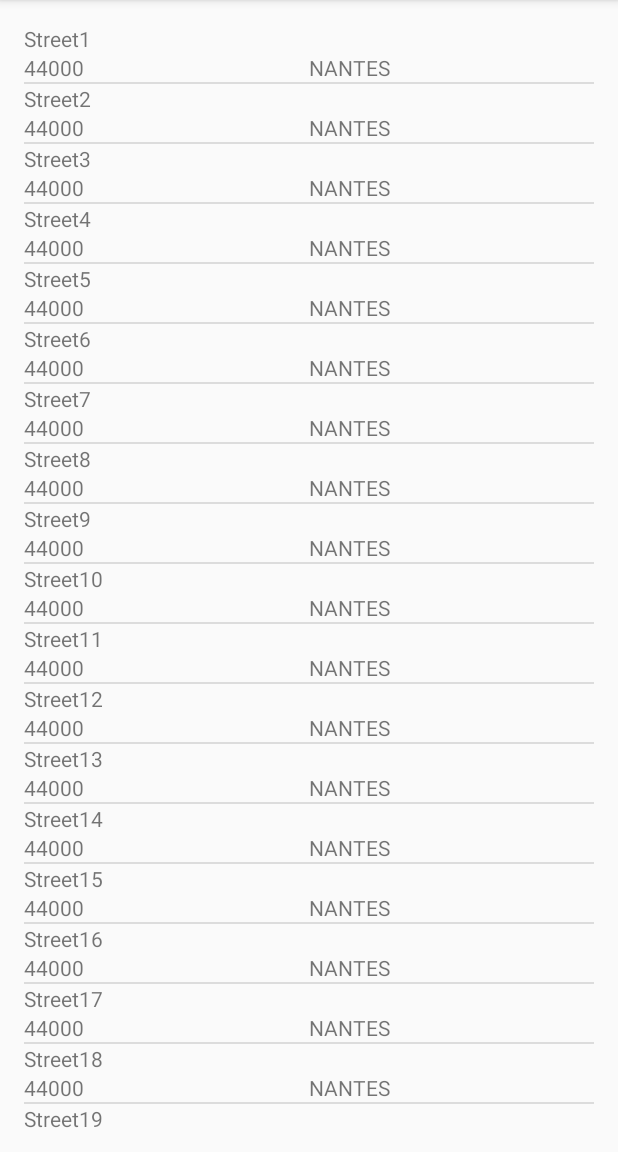
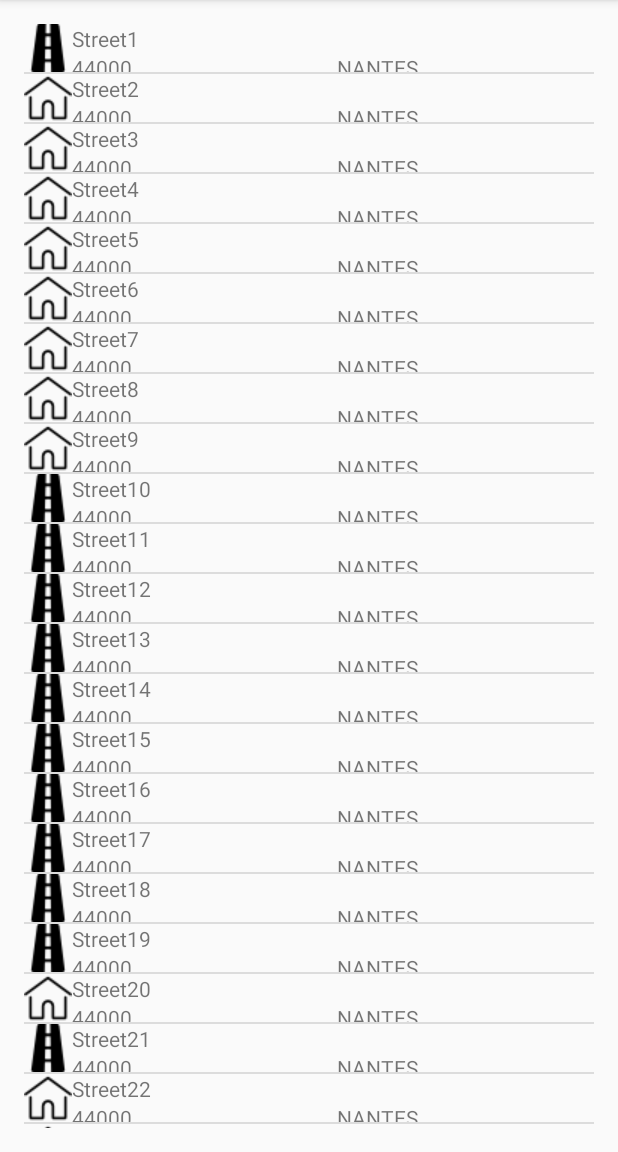
Before and after one commit to lauriencls/PlaceSearcher, an Android app: the screen it shows after launch (MainActivity), on a phone screen of 412 x 824 dp, the part 84-1236 px from its top. Run offline under Robolectric (Android 15) with nearby library versions, the phone set to English and light mode, and no system bars; our stand-ins replace ButterKnife.

Commit message:
Ajout son et changement icône

```diff
--- a/app/build.gradle
+++ b/app/build.gradle
@@ -25,7 +25,8 @@ dependencies {
         exclude group: 'com.android.support', module: 'support-annotations'
     })
     compile 'com.android.support:appcompat-v7:24.2.1'
+    compile 'com.jakewharton:butterknife:8.8.1'
+    compile 'com.android.support:design:24.2.1'
     testCompile 'junit:junit:4.12'
-    compile 'com.jakewharton:butterknife:8.8.1'
     annotationProcessor 'com.jakewharton:butterknife-compiler:8.8.1'
 }
--- a/app/src/main/java/org/miage/placesearcher/MainActivity.java
+++ b/app/src/main/java/org/miage/placesearcher/MainActivity.java
@@ -1,10 +1,16 @@
 package org.miage.placesearcher;
 
+import android.content.Intent;
+import android.content.res.AssetFileDescriptor;
+import android.media.MediaPlayer;
 import android.os.Bundle;
 import android.support.v7.app.AppCompatActivity;
+import android.view.View;
+import android.widget.AdapterView;
 import android.widget.ArrayAdapter;
 import android.widget.ListView;
 
+import java.io.IOException;
 import java.util.ArrayList;
 import java.util.List;
 
@@ -22,14 +28,40 @@ public class MainActivity extends AppCompatActivity {
         setContentView(R.layout.activity_main);
         ButterKnife.bind(this);
 
-
-        List<Place> listItems = new ArrayList<Place>();
+        final List<Place> listItems = new ArrayList<Place>();
         for(int i=1;i<50;i++)
         {
             listItems.add(new Place("Street"+i, "NANTES", "44000"));
         }
         ArrayAdapter adapter = new PlaceAdapter(this, listItems);
         mListView.setAdapter(adapter);
+
+        mListView.setOnItemClickListener(new AdapterView.OnItemClickListener() {
+            @Override
+            public void onItemClick(AdapterView<?> parent, View view, int position, long id) {
+
+                /** Lancement d'un son au clic d'un élément */
+                MediaPlayer player;
+                try {
+                    AssetFileDescriptor afd = getAssets().openFd("sonnette.mp3");
+                    player = new MediaPlayer();
+                    player.setDataSource(afd.getFileDescriptor(), afd.getStartOffset(), afd.getLength());
+                    player.prepare();
+                    player.start();
+                } catch (IOException e) {
+                    e.printStackTrace();
+                }
+
+                /** Lancement de l'activité - Affichage du détail de l'élément
+                 * On envoie la rue de l'élément cliqué à l'activité qu'on lance
+                 */
+                Intent seePlaceDetailsIntent = new Intent(MainActivity.this, PlaceDetailsActivity.class);
+                /** Trouver comment récupérer la rue de l'item sur lequel on a cliqué */
+                seePlaceDetailsIntent.putExtra("detailInfoStreet", listItems.get(position).getStreet());
+                startActivity(seePlaceDetailsIntent);
+            }
+        });
+
     }
 
     @Override
--- a/app/src/main/java/org/miage/placesearcher/PlaceAdapter.java
+++ b/app/src/main/java/org/miage/placesearcher/PlaceAdapter.java
@@ -5,6 +5,7 @@ import android.view.LayoutInflater;
 import android.view.View;
 import android.view.ViewGroup;
 import android.widget.ArrayAdapter;
+import android.widget.ImageView;
 import android.widget.TextView;
 
 import java.util.List;
@@ -27,6 +28,9 @@ public class PlaceAdapter extends ArrayAdapter<Place> {
     @BindView(R.id.textViewZipCode)
     TextView textViewZipCode;
 
+    @BindView(R.id.imageView)
+    ImageView imageView;
+
 
     public PlaceAdapter(Context context, List<Place> listePlaces)
     {
@@ -46,6 +50,12 @@ public class PlaceAdapter extends ArrayAdapter<Place> {
         textViewZipCode.setText(getItem(i).getZipCode());
         textViewStreet.setText(getItem(i).getStreet());
 
+        /** Si la rue contient "1", on change d'icône */
+        if(textViewStreet.getText().toString().contains("1"))
+        {
+            imageView.setImageResource(R.drawable.street);
+        }
+
         return actualView;
     }
 }
--- a/app/src/main/res/layout/place_searcher_layout.xml
+++ b/app/src/main/res/layout/place_searcher_layout.xml
@@ -1,20 +1,35 @@
 <?xml version="1.0" encoding="utf-8"?>
-<LinearLayout xmlns:android="http://schemas.android.com/apk/res/android"
-    android:orientation="vertical" android:layout_width="match_parent"
+<LinearLayout
+    xmlns:android="http://schemas.android.com/apk/res/android"
+    android:orientation="horizontal"
+    android:layout_width="match_parent"
+    android:layout_height="match_parent"
+    android:layout_weight="1">
+
+    <ImageView
+        android:layout_width="0dp"
+        android:layout_height="wrap_content"
+        android:src="@drawable/home"
+        android:id="@+id/imageView"
+        android:layout_weight="1" />
+
+    <LinearLayout
+        xmlns:app="http://schemas.android.com/apk/res-auto"
+        android:orientation="vertical"
+        android:layout_weight="5"
+        android:layout_width="match_parent"
         android:layout_height="match_parent">
 
         <TextView
             android:text="TextView"
-        android:layout_width="match_parent"
+            android:layout_width="193dp"
             android:layout_height="wrap_content"
-        android:id="@+id/textViewStreet"
-        android:layout_weight="1" />
+            android:id="@+id/textViewStreet" />
 
         <LinearLayout
             android:orientation="horizontal"
-        android:layout_width="match_parent"
-        android:layout_height="match_parent"
-        android:layout_weight="1">
+            android:layout_width="353dp"
+            android:layout_height="match_parent">
 
             <TextView
                 android:text="TextView"
@@ -33,3 +48,4 @@
         </LinearLayout>
 
     </LinearLayout>
+</LinearLayout>
--- /dev/null
+++ b/app/src/main/res/values-v21/styles.xml
@@ -0,0 +1,11 @@
+<resources>
+
+    <style name="AppTheme.NoActionBar">
+        <item name="windowActionBar">false</item>
+        <item name="windowNoTitle">true</item>
+        <item name="android:windowDrawsSystemBarBackgrounds">true</item>
+        <item name="android:statusBarColor">@android:color/transparent</item>
+    </style>
+
+    <style name="MyPurple" parent="android:Theme.Material.Light.NoActionBar" />
+</resources>
--- a/app/src/main/res/values/colors.xml
+++ b/app/src/main/res/values/colors.xml
@@ -3,4 +3,5 @@
     <color name="colorPrimary">#3F51B5</color>
     <color name="colorPrimaryDark">#303F9F</color>
     <color name="colorAccent">#FF4081</color>
+    <color name="accent_material_light_1">#c9660033</color>
 </resources>
--- a/app/src/main/res/values/dimens.xml
+++ b/app/src/main/res/values/dimens.xml
@@ -2,4 +2,5 @@
     <!-- Default screen margins, per the Android Design guidelines. -->
     <dimen name="activity_horizontal_margin">16dp</dimen>
     <dimen name="activity_vertical_margin">16dp</dimen>
+    <dimen name="fab_margin">16dp</dimen>
 </resources>
--- a/app/src/main/res/values/strings.xml
+++ b/app/src/main/res/values/strings.xml
@@ -1,3 +1,4 @@
 <resources>
     <string name="app_name">PlaceSearcher</string>
+    <string name="title_activity_place_details">PlaceDetailsActivity</string>
 </resources>
--- a/app/src/main/res/values/styles.xml
+++ b/app/src/main/res/values/styles.xml
@@ -8,4 +8,15 @@
         <item name="colorAccent">@color/colorAccent</item>
     </style>
 
+    <style name="AppTheme.NoActionBar">
+        <item name="windowActionBar">false</item>
+        <item name="windowNoTitle">true</item>
+    </style>
+
+    <style name="AppTheme.AppBarOverlay" parent="ThemeOverlay.AppCompat.Dark.ActionBar" />
+
+    <style name="AppTheme.PopupOverlay" parent="ThemeOverlay.AppCompat.Light" />
+
+    <style name="Purple" parent="Theme.AppCompat.Light.NoActionBar" />
+
 </resources>
```
Also changed, not shown: app/src/main/AndroidManifest.xml (+7 -3 lines), app/src/main/java/org/miage/placesearcher/PlaceDetailsActivity.java (added, +32 -0 lines), app/src/main/res/layout/place_details_layout.xml (added, +44 -0 lines), app/src/main/res/drawable/home.png (added), app/src/main/res/drawable/street.png (added), 1 other file. Lines whose indentation alone changed are shown as unchanged.
